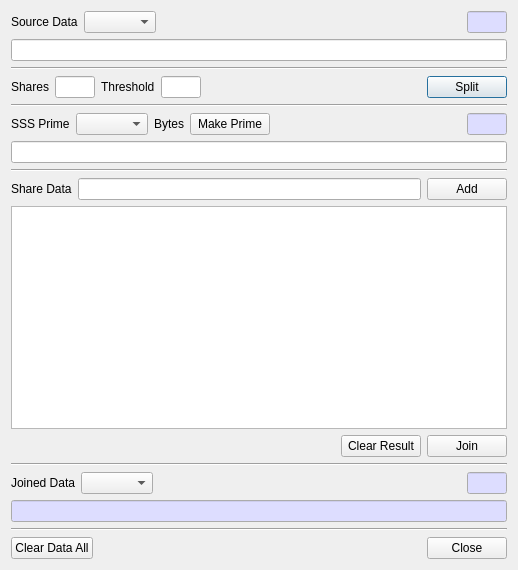
Qt form BerEditor/sss_dlg.ui (jykim74/BerEditor) before a commit.
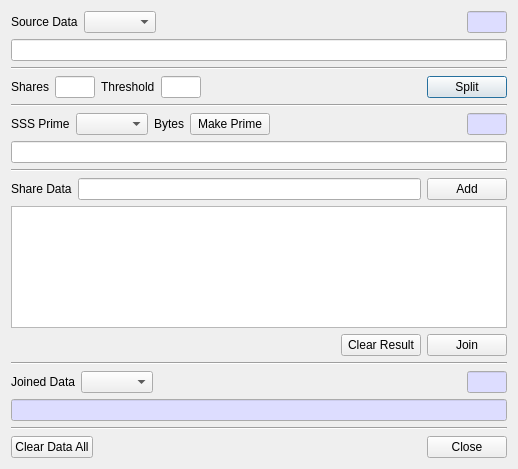
The same form after that commit.

What changed in the file:
```diff
--- a/BerEditor/sss_dlg.ui
+++ b/BerEditor/sss_dlg.ui
@@ -7,7 +7,7 @@
     <x>0</x>
     <y>0</y>
     <width>518</width>
-    <height>570</height>
+    <height>469</height>
    </rect>
   </property>
   <property name="windowTitle">
@@ -318,6 +318,12 @@
    </item>
    <item>
     <widget class="QTableWidget" name="mShareTable">
+     <property name="minimumSize">
+      <size>
+       <width>0</width>
+       <height>100</height>
+      </size>
+     </property>
      <property name="contextMenuPolicy">
       <enum>Qt::CustomContextMenu</enum>
      </property>
```
